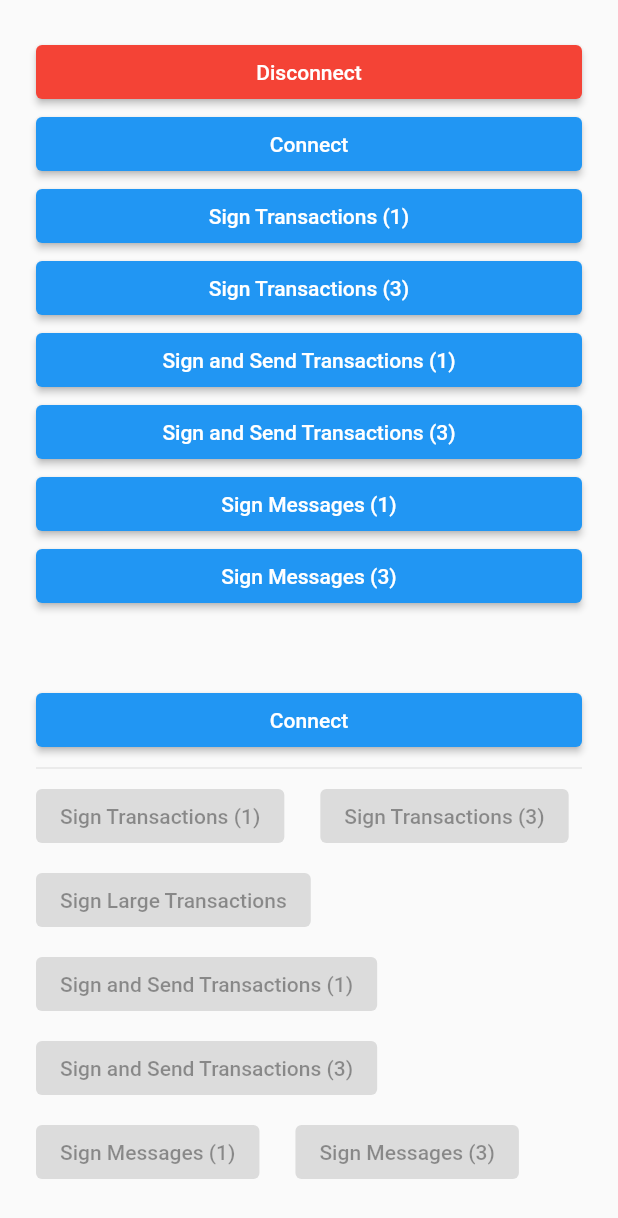
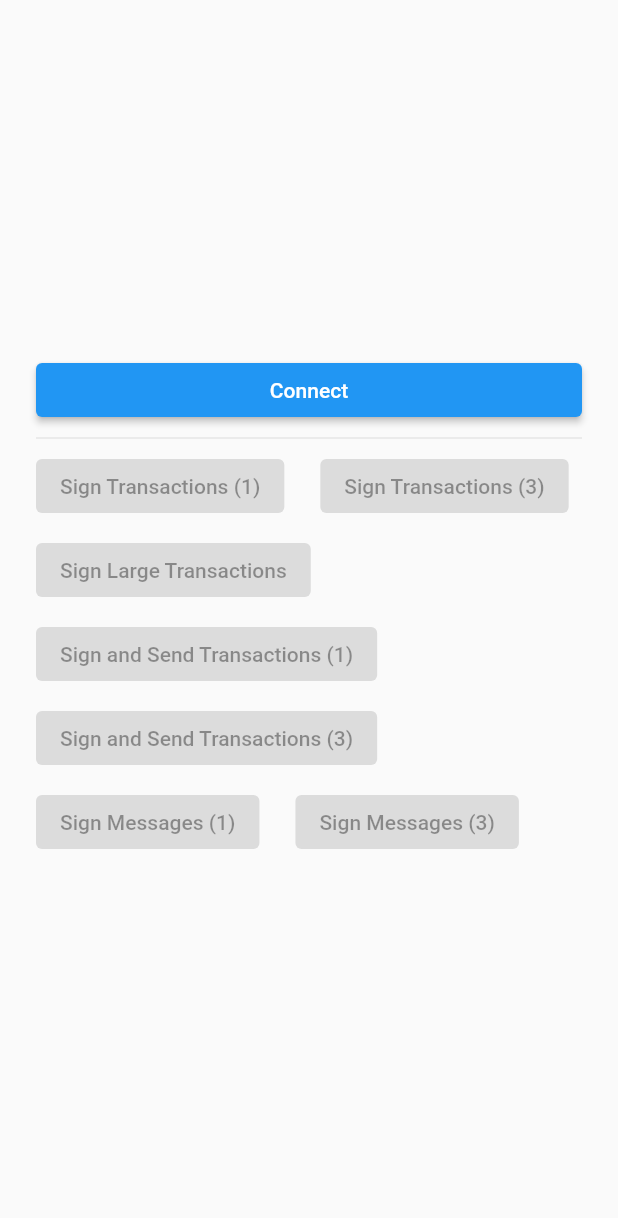
Before and after one commit to merigo-labs/solana-wallet-adapter, a Flutter app: the screen it shows after launch, on a phone screen of 412 x 824 dp. Shown: the top 1218 px of the screen. Run offline on Flutter 3.47's test engine with Material 2 defaults, Android fonts, the phone set to English and light mode, and no system bars; our stand-ins replace shared_preferences, synchronized; missing offline and left inert: solana_common, solana_jsonrpc, solana_wallet_adapter_platform_interface, solana_web3.

Commit message:
Apply platform encoding to sign messages example.

```diff
--- a/example/lib/main.dart
+++ b/example/lib/main.dart
@@ -332,13 +332,13 @@ class _ExampleAppState extends State<ExampleApp> {
       setState(() => _status = "Create $description...");
       final List<String> messages = List.generate(
         count,
-        (index) => 'Sign message $index'
+        (index) => adapter.encodeMessage('Sign message $index')
       );
 
       setState(() => _status = "$description...");
       final SignMessagesResult result = await adapter.signMessages(
         messages,
-        addresses: [adapter.connectedAccount!.toBase58()],
+        addresses: [adapter.encodeAccount(adapter.connectedAccount!)],
       );
 
       setState(() => _status = "Signed Messages ${result.signedPayloads.join('\n')}");
@@ -359,43 +359,43 @@ class _ExampleAppState extends State<ExampleApp> {
       padding: const EdgeInsets.all(24.0),
       children: [
 
-        ElevatedButton(
-          onPressed: _disconnect,
-          style: ElevatedButton.styleFrom(backgroundColor: Colors.red),
-          child: const Text('Disconnect'),
-        ),
-        ElevatedButton(
-          onPressed: _connect,
-          child: const Text('Connect'),
-        ),
-        ElevatedButton(
-          onPressed: () => _signTransactions(1),
-          child: const Text('Sign Transactions (1)'),
-        ),
-        ElevatedButton(
-          onPressed: () => _signTransactions(3),
-          child: const Text('Sign Transactions (3)'),
-        ),
-        ElevatedButton(
-          onPressed: () => _signAndSendTransactions(1),
-          child: const Text('Sign and Send Transactions (1)'),
-        ),
-        ElevatedButton(
-          onPressed: () => _signAndSendTransactions(3),
-          child: const Text('Sign and Send Transactions (3)'),
-        ),
-        ElevatedButton(
-          onPressed: () => _signMessages(1),
-          child: const Text('Sign Messages (1)'),
-        ),
-        ElevatedButton(
-          onPressed: () => _signMessages(3),
-          child: const Text('Sign Messages (3)'),
-        ),
+        // ElevatedButton(
+        //   onPressed: _disconnect,
+        //   style: ElevatedButton.styleFrom(backgroundColor: Colors.red),
+        //   child: const Text('Disconnect'),
+        // ),
+        // ElevatedButton(
+        //   onPressed: _connect,
+        //   child: const Text('Connect'),
+        // ),
+        // ElevatedButton(
+        //   onPressed: () => _signTransactions(1),
+        //   child: const Text('Sign Transactions (1)'),
+        // ),
+        // ElevatedButton(
+        //   onPressed: () => _signTransactions(3),
+        //   child: const Text('Sign Transactions (3)'),
+        // ),
+        // ElevatedButton(
+        //   onPressed: () => _signAndSendTransactions(1),
+        //   child: const Text('Sign and Send Transactions (1)'),
+        // ),
+        // ElevatedButton(
+        //   onPressed: () => _signAndSendTransactions(3),
+        //   child: const Text('Sign and Send Transactions (3)'),
+        // ),
+        // ElevatedButton(
+        //   onPressed: () => _signMessages(1),
+        //   child: const Text('Sign Messages (1)'),
+        // ),
+        // ElevatedButton(
+        //   onPressed: () => _signMessages(3),
+        //   child: const Text('Sign Messages (3)'),
+        // ),
 
-        const SizedBox(
-          height: 48.0,
-        ),
+        // const SizedBox(
+        //   height: 48.0,
+        // ),
 
         // Connect / Disconnect
         adapter.isAuthorized
```
Also changed, not shown: 1 other file.
